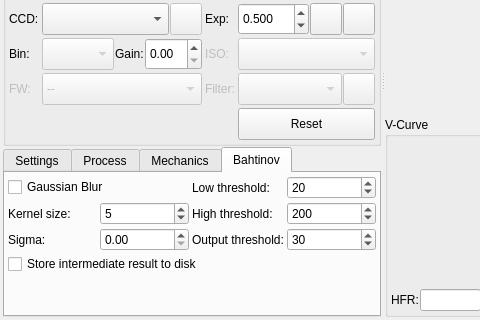
Before: the Qt Designer form kstars/ekos/focus/focus.ui in prmolenaar/kstars, drawn with Qt 5; both pictures show x 0 to 480 and y 161 to 481 of the 766 by 481 pixel window.
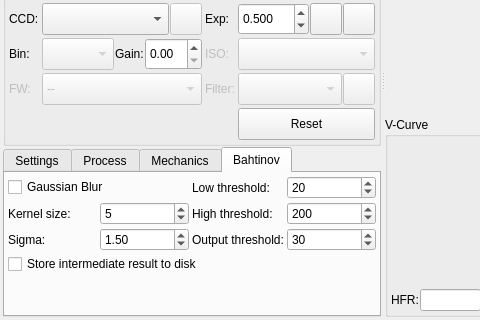
After: the same form once the commit is applied. The open tabs and pages were chosen to show the change. Icons and pictures are not drawn. Custom widgets are drawn as their Qt base class.

```diff
--- a/kstars/ekos/focus/focus.ui
+++ b/kstars/ekos/focus/focus.ui
@@ -1675,7 +1675,20 @@
               </widget>
              </item>
              <item row="4" column="1">
-              <widget class="QDoubleSpinBox" name="bahtinovGaussianSigmaSpin"/>
+              <widget class="QDoubleSpinBox" name="bahtinovGaussianSigmaSpin">
+               <property name="minimum">
+                <double>0.100000000000000</double>
+               </property>
+               <property name="maximum">
+                <double>10.000000000000000</double>
+               </property>
+               <property name="singleStep">
+                <double>0.100000000000000</double>
+               </property>
+               <property name="value">
+                <double>1.500000000000000</double>
+               </property>
+              </widget>
              </item>
             </layout>
            </item>
```
Left out of the diff: 2 changed lines with no effect on the pictures.
